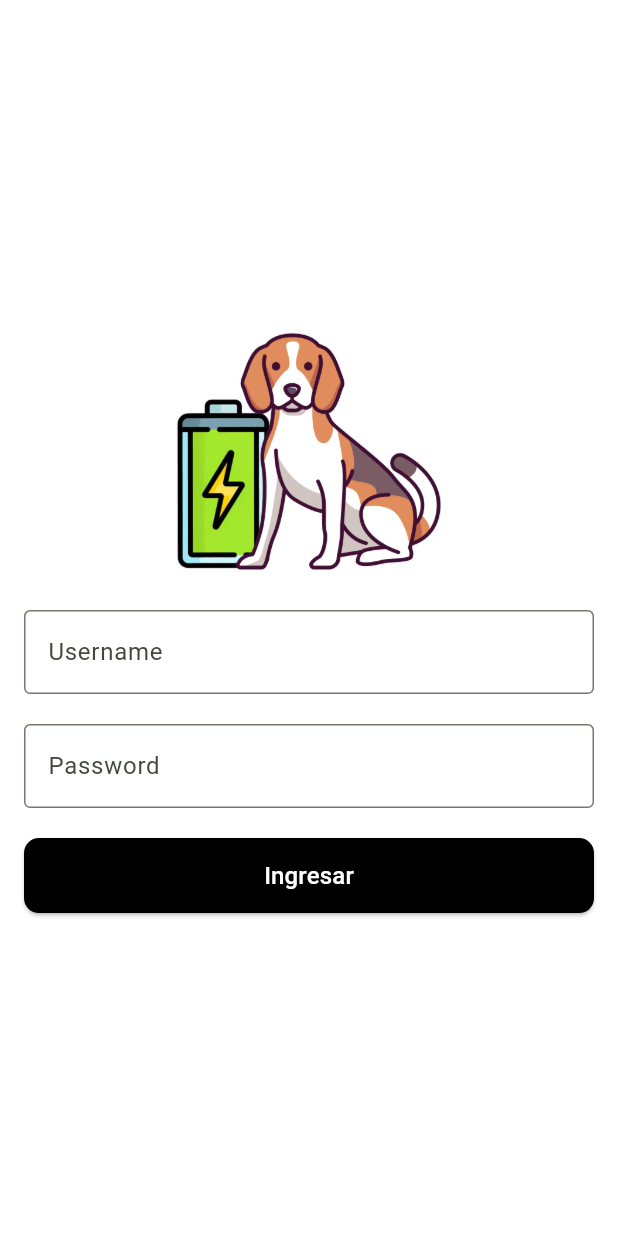
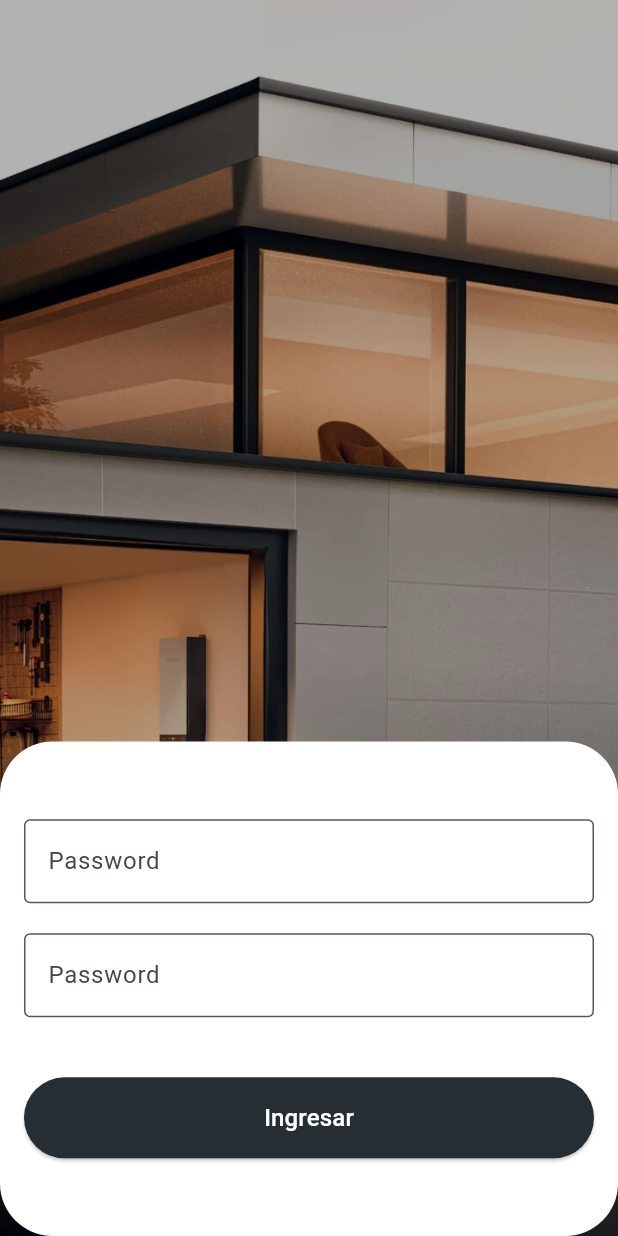
Before and after one commit to josealvaradoo/battery-app, a Flutter app: the screen it shows after launch, after a tap on "Ingresar", on a phone screen of 412 x 824 dp. Run offline on Flutter 3.47's test engine with Material 3 defaults, Android fonts, the phone set to English and light mode, and no system bars; our stand-ins replace flutter_dotenv, flutter_secure_storage, hugeicons, lottie; missing offline and left inert: flutter_client_sse.

Commit message:
redesign login view

```diff
--- a/lib/components/auth/login_form.dart
+++ b/lib/components/auth/login_form.dart
@@ -1,6 +1,7 @@
 import 'dart:convert';
 import 'package:battery/models/user.dart';
 import 'package:battery/services/auth.service.dart';
+import 'package:battery/theme.dart';
 import 'package:battery/utils/localstorage.dart';
 import 'package:flutter/material.dart';
 
@@ -61,46 +62,44 @@ class _LoginFormState extends State<LoginForm> {
     return Column(
       mainAxisAlignment: MainAxisAlignment.center,
       children: [
-        Padding(
-            padding: const EdgeInsets.symmetric(horizontal: 100),
-            child: Center(
-              child: Image.asset("assets/images/rufus.png"),
-            )),
+        Container(
+            decoration: const BoxDecoration(
+              color: Colors.white,
+              borderRadius: BorderRadius.all(
+                Radius.circular(20),
+              ),
+            ),
+            child: CustomInput(
+                controller: _usernameController,
+                error: _errorMessage.isNotEmpty,
+                label: 'Username')),
         const SizedBox(height: 20),
-        TextFormField(
-          controller: _usernameController,
-          decoration: const InputDecoration(
-            labelText: 'Username',
-            border: OutlineInputBorder(),
-          ),
-        ),
+        Container(
+            decoration: const BoxDecoration(
+              color: Colors.white,
+              borderRadius: BorderRadius.all(
+                Radius.circular(20),
+              ),
+            ),
+            child: CustomInput(
+                controller: _passwordController,
+                error: _errorMessage.isNotEmpty,
+                obscureText: true,
+                label: 'Password')),
         const SizedBox(height: 20),
-        TextFormField(
-          controller: _passwordController,
-          decoration: const InputDecoration(
-            labelText: 'Password',
-            border: OutlineInputBorder(),
-          ),
-          obscureText: true,
-        ),
         if (_errorMessage.isNotEmpty)
-          Column(children: [
-            const SizedBox(height: 20),
-            Text(
-              _errorMessage,
-              style: const TextStyle(color: Colors.red),
-            )
-          ]),
+          Text(_errorMessage,
+              style: const TextStyle(color: Color(EverforestTheme.redAccent))),
         const SizedBox(height: 20),
         SizedBox(
             width: double.infinity,
-            height: 50,
+            height: 54,
             child: ElevatedButton(
               style: ElevatedButton.styleFrom(
-                backgroundColor: Colors.black,
+                backgroundColor: const Color(EverforestTheme.deepSlate),
                 foregroundColor: Colors.white,
                 shape: RoundedRectangleBorder(
-                  borderRadius: BorderRadius.circular(10),
+                  borderRadius: BorderRadius.circular(50),
                 ),
               ),
               onPressed: () async {
@@ -116,3 +115,37 @@ class _LoginFormState extends State<LoginForm> {
     );
   }
 }
+
+class CustomInput extends StatelessWidget {
+  final bool error;
+  final String label;
+  final TextEditingController controller;
+  final bool obscureText;
+  const CustomInput(
+      {super.key,
+      required this.error,
+      required this.label,
+      this.obscureText = false,
+      required this.controller});
+
+  @override
+  Widget build(BuildContext context) {
+    return TextFormField(
+        controller: controller,
+        obscureText: obscureText,
+        decoration: InputDecoration(
+            labelText: 'Password',
+            border: OutlineInputBorder(
+                borderSide: BorderSide(
+              color: error
+                  ? const Color(EverforestTheme.redAccent)
+                  : const Color(EverforestTheme.pineGreen),
+            )),
+            enabledBorder: OutlineInputBorder(
+                borderSide: BorderSide(
+              color: error
+                  ? const Color(EverforestTheme.redAccent)
+                  : const Color(EverforestTheme.pineGreen),
+            ))));
+  }
+}
--- /dev/null
+++ b/lib/theme.dart
@@ -0,0 +1,26 @@
+class EverforestTheme {
+  // Neutrales y grises
+  static const int charcoalBlack = 0xFF1E2326;
+  static const int deepSlate = 0xFF272E33;
+  static const int stormGray = 0xFF2E383C;
+  static const int slateGray = 0xFF374145;
+  static const int steelBlue = 0xFF414850;
+  static const int shadowGray = 0xFF495156;
+
+  // Verdes y naturales
+  static const int pineGreen = 0xFF4F5B58;
+  static const int forestGreen = 0xFF3C4841;
+  static const int mossOlive = 0xFF45443C;
+
+  // Morados y cálidos
+  static const int mulberryPurple = 0xFF4C3743;
+  static const int duskMauve = 0xFF493B40;
+
+  // Azules profundos
+  static const int abyssBlue = 0xFF384B55;
+
+  // Accent colors
+  static const int redAccent = 0xFFF85552;
+  static const int yellowAccent = 0xFFDFA000;
+  static const int greenAccent = 0xFF35A77C;
+}
--- a/lib/views/login.dart
+++ b/lib/views/login.dart
@@ -1,8 +1,11 @@
 import 'package:battery/components/auth/login_form.dart';
 import 'package:battery/services/auth.service.dart';
+import 'package:battery/theme.dart';
 import 'package:flutter/material.dart';
 
-class LoginView extends StatelessWidget {
+const double padding = 16.0;
+
+class LoginView extends StatefulWidget {
   LoginView({super.key}) {
     // Remove previous user data saved in local storage
     AuthService auth = AuthService();
@@ -10,10 +13,87 @@ class LoginView extends StatelessWidget {
   }
 
   @override
+  State<LoginView> createState() => _LoginViewState();
+}
+
+class _LoginViewState extends State<LoginView> {
+  bool _isOpen = false;
+
+  void showDialog() {
+    setState(() {
+      _isOpen = true;
+    });
+  }
+
+  @override
+  void initState() {
+    super.initState();
+  }
+
+  @override
   Widget build(BuildContext context) {
-    return const Scaffold(
-      backgroundColor: Colors.white,
-      body: Padding(padding: EdgeInsets.all(16.0), child: LoginForm()),
+    return Scaffold(
+      body: Container(
+        alignment: Alignment.bottomCenter,
+        width: MediaQuery.of(context).size.width,
+        height: MediaQuery.of(context).size.height,
+        decoration: BoxDecoration(
+          image: DecorationImage(
+            image: const AssetImage('assets/images/house.jpg'),
+            fit: BoxFit.fitHeight,
+            scale: 1.0,
+            colorFilter: ColorFilter.mode(
+              Colors.black.withOpacity(0.3),
+              BlendMode.darken,
+            ),
+          ),
+        ),
+        child: SizedBox(
+            child: _isOpen ? const Dialog() : Button(onPressed: showDialog)),
+      ),
     );
   }
 }
+
+class Dialog extends StatelessWidget {
+  const Dialog({super.key});
+
+  @override
+  Widget build(BuildContext context) {
+    return Container(
+      width: MediaQuery.of(context).size.width,
+      height: MediaQuery.of(context).size.height / 2.5,
+      padding: const EdgeInsets.only(left: padding, right: padding),
+      decoration: BoxDecoration(
+        color: Colors.white,
+        borderRadius: BorderRadius.circular(35),
+      ),
+      child: const LoginForm(),
+    );
+  }
+}
+
+class Button extends StatelessWidget {
+  final VoidCallback onPressed;
+  const Button({super.key, required this.onPressed});
+
+  @override
+  Widget build(BuildContext context) {
+    return Container(
+        width: MediaQuery.of(context).size.width,
+        padding: const EdgeInsets.all(padding),
+        child: ElevatedButton(
+          style: ElevatedButton.styleFrom(
+            backgroundColor: Colors.white,
+            foregroundColor: const Color(EverforestTheme.deepSlate),
+            shape: RoundedRectangleBorder(
+              borderRadius: BorderRadius.circular(50),
+            ),
+            padding: const EdgeInsets.all(padding),
+            elevation: 0,
+          ),
+          onPressed: onPressed,
+          child: const Text('Ingresar', style: TextStyle(fontSize: 16)),
+        ));
+  }
+}
```
Also changed, not shown: assets/images/house.jpg (added).
